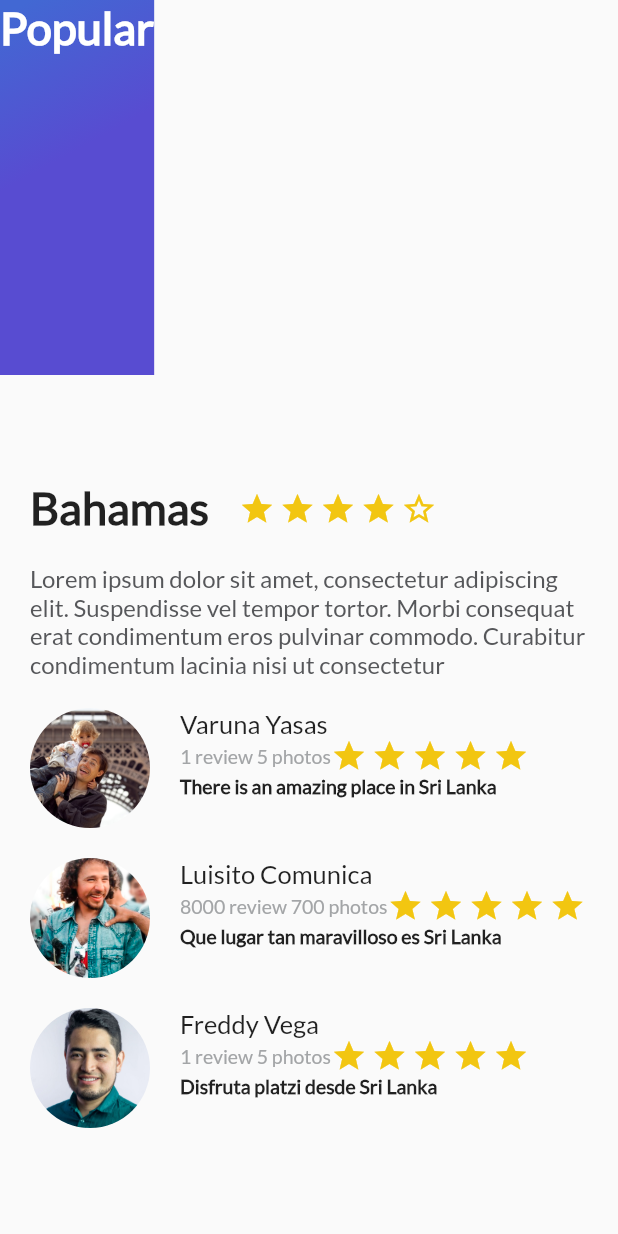
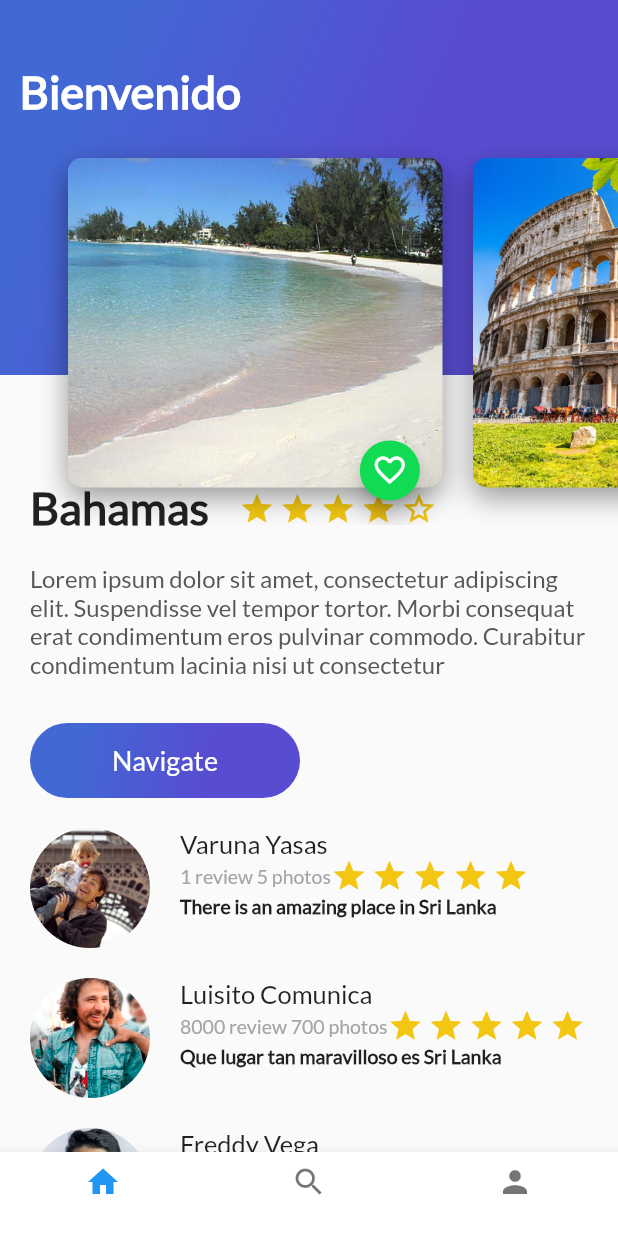
Before and after one commit to FelipeV800/app_destinos_platzi, a Flutter app: the screen it shows after launch, on a phone screen of 412 x 824 dp. Run offline on Flutter 3.47's test engine with Material 2 defaults, Android fonts, the phone set to English and light mode, and no system bars.

Commit message:
se finalizo el proyecto con base a los videos del curso de platzi, queda pendiente hacer las otras dos screens

```diff
--- /dev/null
+++ b/lib/button_purple.dart
@@ -0,0 +1,44 @@
+import 'package:flutter/material.dart';
+
+class ButtonPurple extends StatelessWidget {
+  String buttonText = "Navigate";
+
+  ButtonPurple(this.buttonText);
+
+  @override
+  Widget build(BuildContext context) {
+    // TODO: implement build
+
+    return InkWell(
+      onTap: () {
+        Scaffold.of(context).showSnackBar(SnackBar(
+          content: Text("navegando"),
+        ));
+      },
+      child: Container(
+        margin: EdgeInsets.only(
+          top: 30.0,
+          left: 20.0,
+          right: 20.0,
+        ),
+        height: 50.0,
+        width: 180.0,
+        decoration: BoxDecoration(
+            borderRadius: BorderRadius.circular(30.0),
+            gradient: LinearGradient(
+                colors: [Color(0xFF4268D3), Color(0xFF584CD1)],
+                begin: FractionalOffset(0.2, 0.0),
+                end: FractionalOffset(1.0, 0.6),
+                stops: [0.0, 0.6],
+                tileMode: TileMode.clamp)),
+        child: Center(
+          child: Text(
+            buttonText,
+            style: TextStyle(
+                fontSize: 18.0, fontFamily: "Lato", color: Colors.white),
+          ),
+        ),
+      ),
+    );
+  }
+}
--- /dev/null
+++ b/lib/card_image.dart
@@ -0,0 +1,37 @@
+import 'package:flutter/material.dart';
+import 'floating_action_button_green.dart';
+
+class CardImage extends StatelessWidget {
+  String pathImage = "assets/img/Barbados_beach.jpg";
+  CardImage(this.pathImage);
+
+  @override
+  Widget build(BuildContext context) {
+    // TODO: implement build
+
+    final card = Container(
+      height: 350.0,
+      width: 250.0,
+      margin: EdgeInsets.only(top: 80.0, left: 20.0),
+      decoration: BoxDecoration(
+          image:
+              DecorationImage(fit: BoxFit.cover, image: AssetImage(pathImage)),
+          borderRadius: BorderRadius.all(Radius.circular(10.0)),
+          shape: BoxShape.rectangle,
+          boxShadow: [
+            BoxShadow(
+                color: Colors.black38,
+                blurRadius: 15.0,
+                offset: Offset(0.0, 7.0))
+          ]),
+    );
+
+    return Stack(
+      alignment: Alignment(0.9, 1.1),
+      children: [
+        card,
+        floatinActionButtonGreen()
+      ],
+    );
+  }
+}
--- /dev/null
+++ b/lib/card_image_list.dart
@@ -0,0 +1,24 @@
+import 'package:flutter/material.dart';
+import 'card_image.dart';
+
+class CardImageList extends StatelessWidget{
+  @override
+  Widget build(BuildContext context) {
+    // TODO: implement build
+    return Container(
+      height: 350.0,
+      child: ListView(
+        padding: EdgeInsets.all(25.0),
+        scrollDirection: Axis.horizontal,
+        children: [
+          CardImage("assets/img/Barbados_beach.jpg"),
+          CardImage("assets/img/coliseo_romano.jpg"),
+          CardImage("assets/img/cruce_shibuya.jpg"),
+          CardImage("assets/img/disneyland.jpg"),
+          CardImage("assets/img/estatua_libertad.jpg"),
+          CardImage("assets/img/muralla_china.jpg"),
+        ],
+      ),
+    );
+  }
+}
--- a/lib/description_place.dart
+++ b/lib/description_place.dart
@@ -1,4 +1,5 @@
 import 'package:flutter/material.dart';
+import 'button_purple.dart';
 
 class DescriptionPlace extends StatelessWidget {
   String namePlace;
@@ -73,7 +74,8 @@ class DescriptionPlace extends StatelessWidget {
     );
 
     return Column(
-      children: [title_stars, text_description],
+      crossAxisAlignment: CrossAxisAlignment.start,
+      children: [title_stars, text_description, ButtonPurple("Navigate")],
     );
   }
 }
--- /dev/null
+++ b/lib/floating_action_button_green.dart
@@ -0,0 +1,36 @@
+import 'package:flutter/material.dart';
+
+class floatinActionButtonGreen extends StatefulWidget {
+  @override
+  State<StatefulWidget> createState() {
+    // TODO: implement createState
+    return _floatinActionButtonGreen();
+  }
+}
+
+class _floatinActionButtonGreen extends State<floatinActionButtonGreen> {
+  bool pressed = false;
+
+  void onPressedFav() {
+    setState(() {
+      pressed = !this.pressed;
+    });
+    Scaffold.of(context).showSnackBar(SnackBar(
+        duration: Duration(seconds: 2),
+        content: this.pressed
+            ? Text("Agregado a favoritos")
+            : Text("Removido de favoritos")));
+  }
+
+  @override
+  Widget build(BuildContext context) {
+    // TODO: implement build
+    return FloatingActionButton(
+      onPressed: onPressedFav,
+      backgroundColor: Color(0xFF11DA53),
+      mini: true,
+      tooltip: "Fav",
+      child: Icon(this.pressed ? Icons.favorite : Icons.favorite_border),
+    );
+  }
+}
--- a/lib/gradient_back.dart
+++ b/lib/gradient_back.dart
@@ -30,6 +30,7 @@ class gradient_back extends StatelessWidget {
           fontWeight: FontWeight.bold
         ),
       ),
+      alignment: Alignment(-0.9, -0.6),
     );
   }
 }
--- /dev/null
+++ b/lib/header_appbar.dart
@@ -0,0 +1,17 @@
+import 'package:flutter/material.dart';
+import 'gradient_back.dart';
+import 'card_image_list.dart';
+
+class HeaderAppBar extends StatelessWidget{
+  @override
+  Widget build(BuildContext context) {
+    // TODO: implement build
+    return Stack(
+      children: [
+        gradient_back("Bienvenido"),
+        CardImageList(),
+      ],
+    );
+  }
+
+}
--- /dev/null
+++ b/lib/home_trip.dart
@@ -0,0 +1,26 @@
+import 'package:flutter/material.dart';
+import 'package:flutter_app/review_list.dart';
+import 'description_place.dart';
+import 'header_appbar.dart';
+
+class HomeTrips extends StatelessWidget{
+
+  String descriptionDummy = "Lorem ipsum dolor sit amet, consectetur adipiscing elit. Suspendisse vel tempor tortor. Morbi consequat erat condimentum eros pulvinar commodo. Curabitur condimentum lacinia nisi ut consectetur";
+
+  @override
+  Widget build(BuildContext context) {
+    // TODO: implement build
+    return Stack(
+      children: [
+        ListView(
+          children: [
+            DescriptionPlace("Bahamas", 4, descriptionDummy),
+            ReviewList()
+          ],
+        ),
+        HeaderAppBar()
+      ],
+    );
+  }
+
+}
--- a/lib/main.dart
+++ b/lib/main.dart
@@ -1,11 +1,14 @@
 import 'package:flutter/material.dart';
-import 'description_place.dart';
-import 'review_list.dart';
-import 'gradient_back.dart';
-
-String descriptionDummy = "Lorem ipsum dolor sit amet, consectetur adipiscing elit. Suspendisse vel tempor tortor. Morbi consequat erat condimentum eros pulvinar commodo. Curabitur condimentum lacinia nisi ut consectetur";
+import 'package:flutter/services.dart';
+import 'platzi_trips.dart';
 
 void main() {
+
+  SystemChrome.setSystemUIOverlayStyle(SystemUiOverlayStyle(
+    statusBarColor: Colors.transparent,
+    statusBarBrightness: Brightness.light
+  ));
+
   runApp(const MyApp());
 }
 
@@ -30,19 +33,7 @@ class MyApp extends StatelessWidget {
         // is not restarted.
         primarySwatch: Colors.blue,
       ),
-      home: Scaffold (
-        body: Stack(
-          children: [
-            ListView(
-              children: [
-                DescriptionPlace("Bahamas", 4, descriptionDummy),
-                ReviewList()
-              ],
-            ),
-            gradient_back("Popular")
-          ],
-        ),
-      )//const MyHomePage(title: 'Flutter Demo Home Page'),
+      home: PlatziTrips()
     );
   }
 }
--- /dev/null
+++ b/lib/platzi_trips.dart
@@ -0,0 +1,53 @@
+import 'package:flutter/material.dart';
+import 'home_trip.dart';
+import 'search_trips.dart';
+import 'profile.dart';
+
+class PlatziTrips extends StatefulWidget {
+  @override
+  State<StatefulWidget> createState() {
+    // TODO: implement createState
+    return _PlatziTrips();
+  }
+}
+
+class _PlatziTrips extends State<PlatziTrips> {
+
+  int indexTap = 0;
+
+  final List<Widget> widgetsChildren = [
+    HomeTrips(),
+    SearchTrips(),
+    ProfileTrips(),
+  ];
+
+  void onTapTapped(int index){
+
+    setState(() {
+      indexTap = index;
+    });
+
+  }
+
+  @override
+  Widget build(BuildContext context) {
+    // TODO: implement build
+
+    return Scaffold(
+      body: widgetsChildren[indexTap],
+      bottomNavigationBar: Theme(
+        data: Theme.of(context)
+            .copyWith(canvasColor: Colors.white, primaryColor: Colors.purple),
+        child: BottomNavigationBar(
+          onTap: onTapTapped,
+          currentIndex: indexTap,
+          items: [
+            BottomNavigationBarItem(icon: Icon(Icons.home), title: Text("")),
+            BottomNavigationBarItem(icon: Icon(Icons.search), title: Text("")),
+            BottomNavigationBarItem(icon: Icon(Icons.person), title: Text("")),
+          ],
+        ),
+      ),
+    );
+  }
+}
--- /dev/null
+++ b/lib/profile.dart
@@ -0,0 +1,12 @@
+import 'package:flutter/material.dart';
+
+class ProfileTrips extends StatelessWidget {
+  @override
+  Widget build(BuildContext context) {
+    // TODO: implement build
+    return Container(
+      color: Colors.indigo,
+    );
+  }
+
+}
--- /dev/null
+++ b/lib/search_trips.dart
@@ -0,0 +1,12 @@
+import 'package:flutter/material.dart';
+
+class SearchTrips extends StatelessWidget{
+  @override
+  Widget build(BuildContext context) {
+    // TODO: implement build
+    return Container(
+      color: Colors.greenAccent,
+    );
+  }
+
+}
--- a/pubspec.yaml
+++ b/pubspec.yaml
@@ -91,6 +91,12 @@ flutter:
     - assets/img/people.jpg
     - assets/img/freddy-vega.jpg
     - assets/img/Luisito_Comunica.jpg
+    - assets/img/Barbados_beach.jpg
+    - assets/img/disneyland.jpg
+    - assets/img/muralla_china.jpg
+    - assets/img/estatua_libertad.jpg
+    - assets/img/coliseo_romano.jpg
+    - assets/img/cruce_shibuya.jpg
 
   fonts:
     - family: Lato
```
Also changed, not shown: assets/img/Barbados_beach.jpg (added), assets/img/coliseo_romano.jpg (added), assets/img/cruce_shibuya.jpg (added), assets/img/disneyland.jpg (added), assets/img/estatua_libertad.jpg (added), assets/img/muralla_china.jpg (added).
